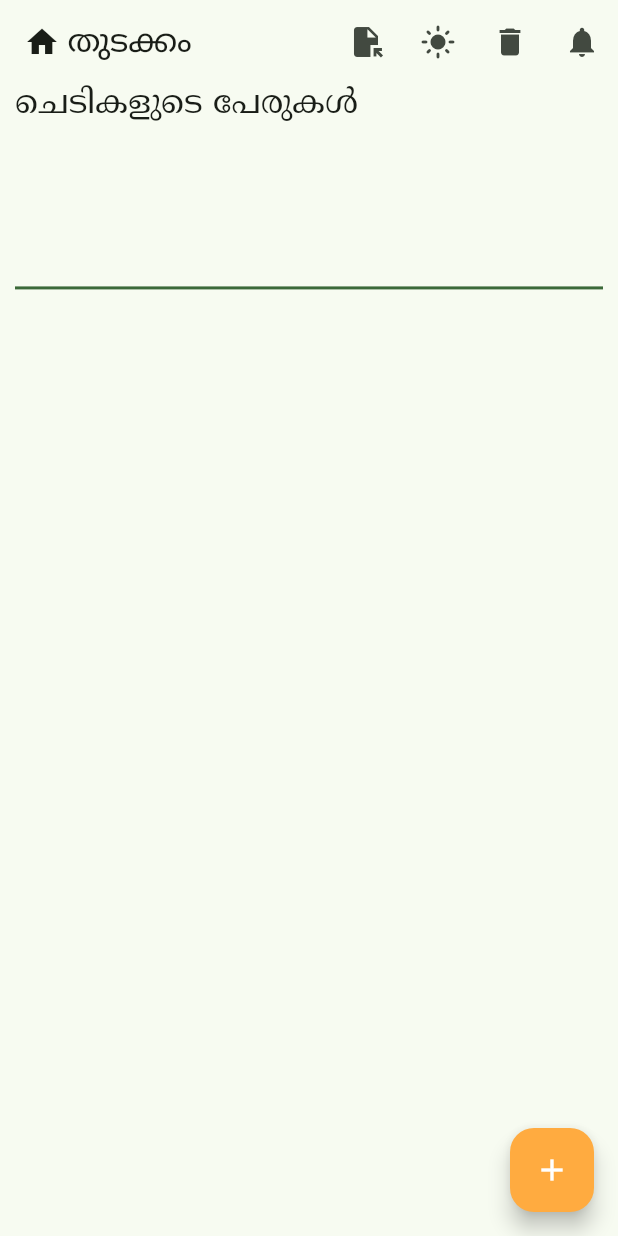
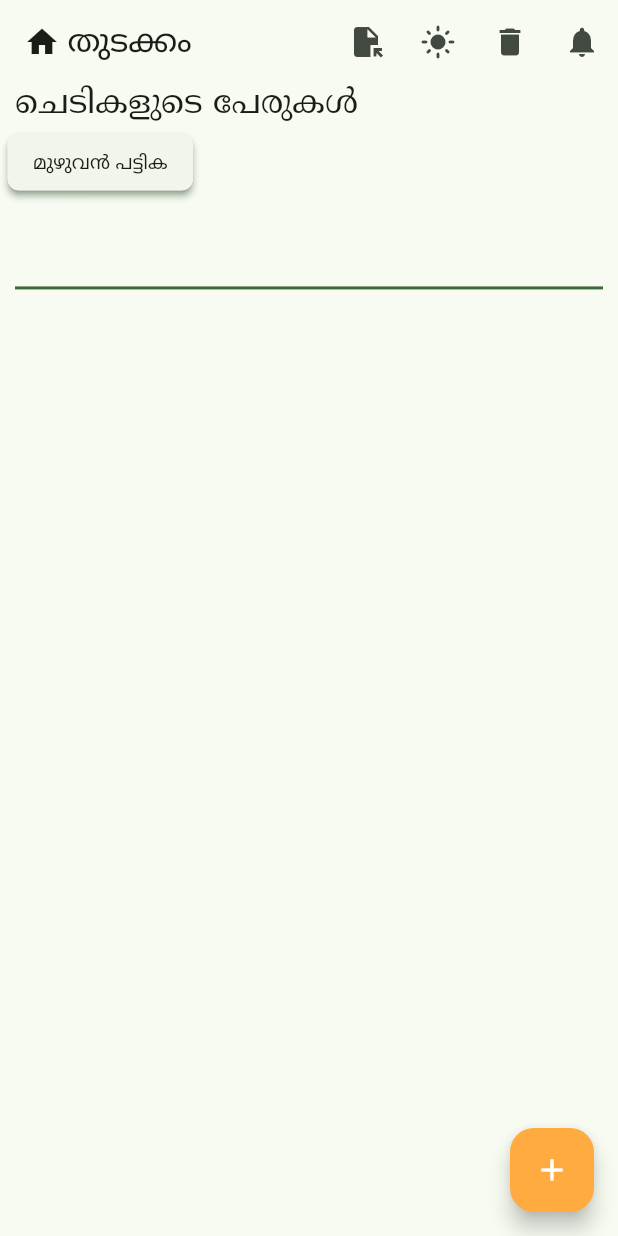
Before and after one commit to ryanromeodev/Plant-App, a Flutter app: the screen it shows after launch, on a phone screen of 412 x 824 dp. Run offline on Flutter 3.47's test engine with Material 3 defaults, Android fonts, the phone set to English and light mode, and no system bars; our stand-ins replace file_picker, flutter_local_notifications, google_fonts, permission_handler, timezone.

Commit message:
Change of UI to second iteration

```diff
--- a/lib/Components/plantheader.dart
+++ b/lib/Components/plantheader.dart
@@ -19,6 +19,7 @@ class _PlantHeaderState extends State<PlantHeader> {
   @override
   Widget build(BuildContext context) {
     List<String> outlist = getplantnames(widget.plants);
+    outlist.insert(0, "മുഴുവൻ പട്ടിക");
     return Container(
       margin: EdgeInsets.symmetric(horizontal: 5),
       width: MediaQuery.of(context).size.width,
@@ -37,7 +38,8 @@ class _PlantHeaderState extends State<PlantHeader> {
                   onPressed: () {
                     widget.groupingfn(plant);
                   },
-                  elevation: 1,
+                  elevation: 2,
+                  shadowColor: Theme.of(context).colorScheme.primary,
                 );
               }).toList(),
         ),
@@ -49,9 +51,7 @@ class _PlantHeaderState extends State<PlantHeader> {
 List<String> getplantnames(List<Plant> plist) {
   List<String> outlist = [];
   for (Plant p in plist) {
-    if (!outlist.contains(p.plantname)) {
-      outlist.add(p.plantname);
-    }
+    outlist.add(p.plantname);
   }
-  return outlist;
+  return outlist.toSet().toList();
 }
```
Also changed, not shown: lib/Components/planttile.dart (+7 -8 lines), lib/Pages/homepage.dart (+24 -1 lines).
